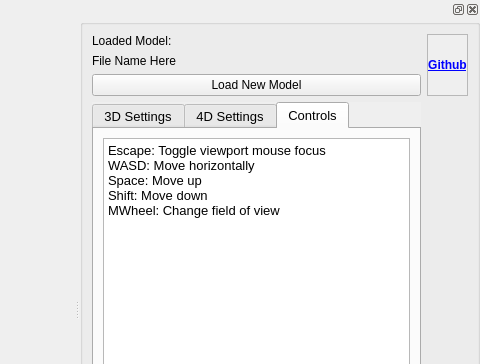
Above: src/MainWindow.ui from Luminic/NWAPW_RayTracer before the change; both pictures show x 800 to 1280 and y 0 to 364 of the 1280 by 640 pixel window. Below: the same form after it.
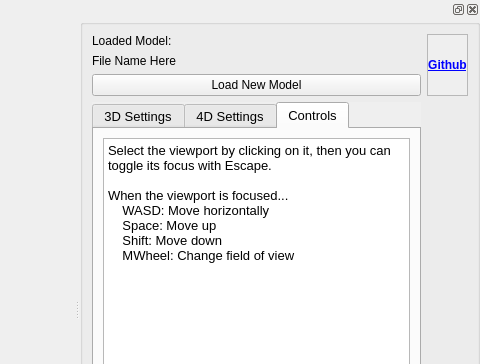
That is the form after the change.

Commit message: Merged the two "focused states" and some UI.

Patch:
```diff
--- a/src/MainWindow.ui
+++ b/src/MainWindow.ui
@@ -481,11 +481,13 @@
             <bool>true</bool>
            </property>
            <property name="plainText">
-            <string>Escape: Toggle viewport mouse focus
-WASD: Move horizontally
-Space: Move up
-Shift: Move down
-MWheel: Change field of view</string>
+            <string>Select the viewport by clicking on it, then you can toggle its focus with Escape.
+
+When the viewport is focused...
+    WASD: Move horizontally
+    Space: Move up
+    Shift: Move down
+    MWheel: Change field of view</string>
            </property>
           </widget>
          </item>
```
The commit also changes 1 other file.
